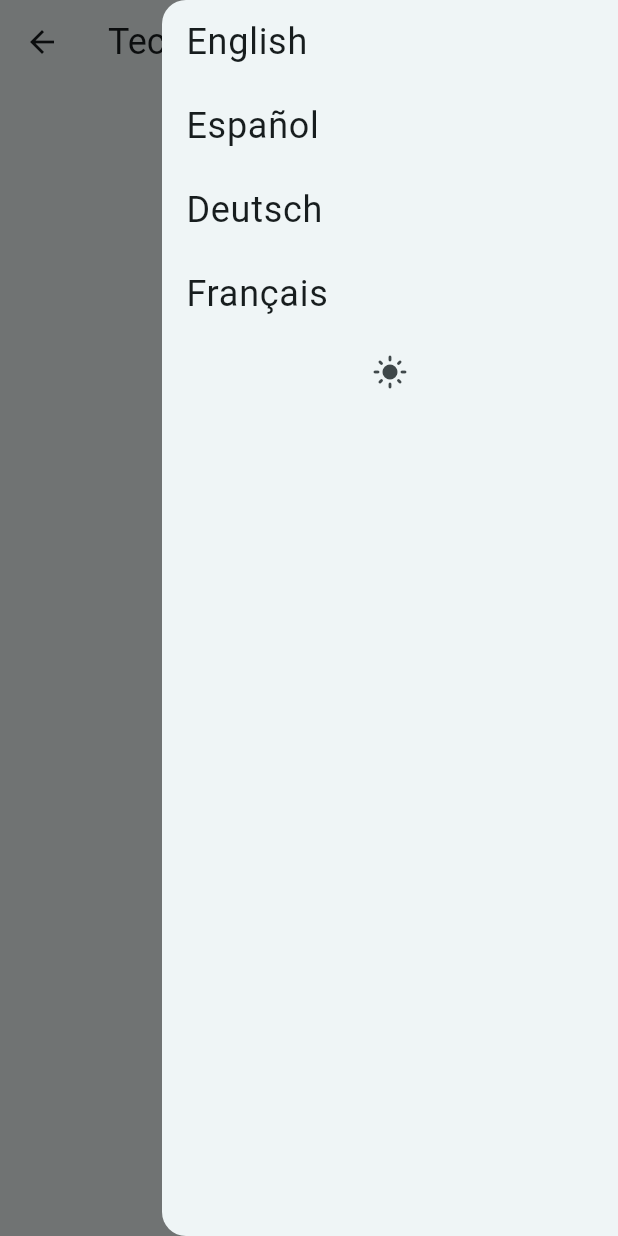
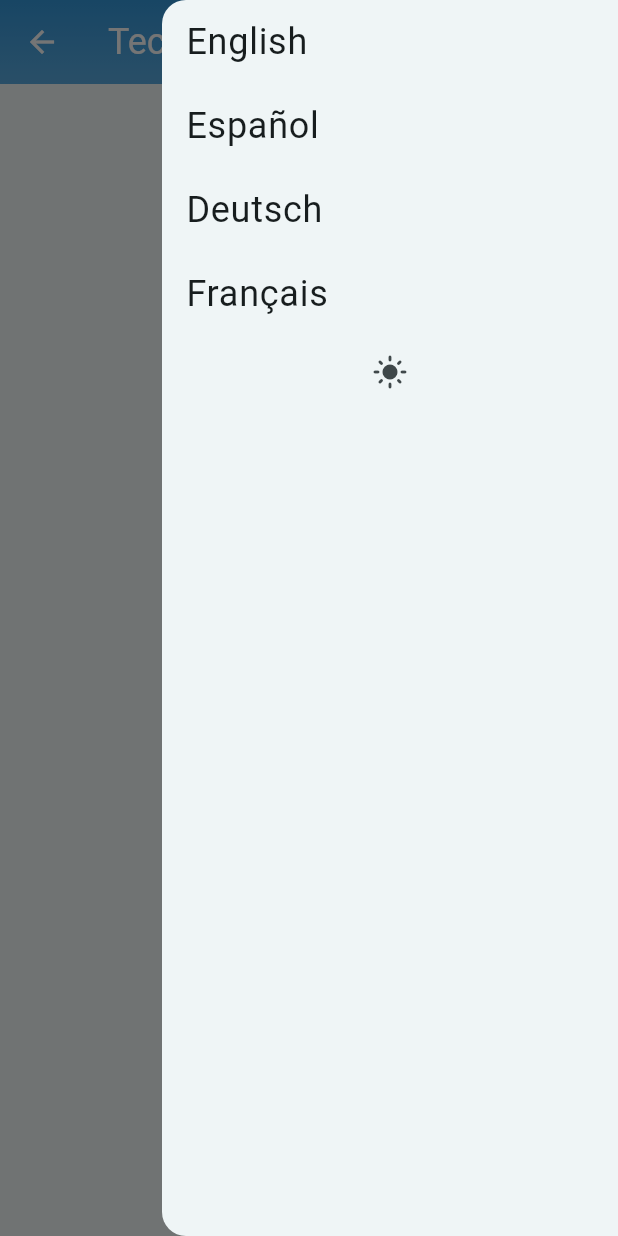
Before and after one commit to Juategi/business_ideas, a Flutter app: the IdeasList screen opened directly with empty values, with the side drawer open, on a phone screen of 412 x 824 dp. Run offline on Flutter 3.47's test engine with Material 3 defaults, Android fonts, the phone set to English and light mode, and no system bars; our stand-ins replace flutter_svg, get_it.

Commit message:
ideas list

```diff
--- /dev/null
+++ b/lib/config/colors.dart
@@ -0,0 +1,26 @@
+import 'package:business_ideas/entities/idea.dart';
+import 'package:flutter/material.dart';
+
+class AppColors {
+  static const Map<Category, Color> categoryColors = {
+    Category.tech: Color(0xFF3498db),
+    Category.webs: Color(0xFF3498db),
+    Category.ecommerce: Color(0xFF3498db),
+    Category.food: Color(0xFF2ecc71),
+    Category.health: Color(0xFF2ecc71),
+    Category.education: Color(0xFF2ecc71),
+    Category.music: Color(0xFFe67e22),
+    Category.art: Color(0xFFe67e22),
+    Category.sports: Color(0xFFe67e22),
+    Category.videogames: Color(0xFF9b59b6),
+    Category.ai: Color(0xFF9b59b6),
+    Category.vr: Color(0xFF9b59b6),
+    Category.professional: Color(0xFFe74c3c),
+    Category.turism: Color(0xFFe74c3c),
+    Category.fashion: Color(0xFFe74c3c),
+    Category.finances: Color(0xFFe74c3c),
+    Category.environment: Color(0xFFe67e22),
+    Category.mobility: Color(0xFFe67e22),
+    Category.realState: Color(0xFFe67e22),
+  };
+}
--- a/lib/widgets/ideas_list.dart
+++ b/lib/widgets/ideas_list.dart
@@ -1,4 +1,5 @@
 import 'package:animations/animations.dart';
+import 'package:business_ideas/config/colors.dart';
 import 'package:business_ideas/config/translation.dart';
 import 'package:business_ideas/entities/idea.dart';
 import 'package:business_ideas/widgets/config_drawer.dart';
@@ -17,6 +18,23 @@ class IdeasList extends StatelessWidget {
       appBar: AppBar(
         title: Text(
           Translation.translateCategory(category),
+          style: const TextStyle(fontSize: 24, color: Colors.white),
+        ),
+        backgroundColor: Colors.transparent,
+        flexibleSpace: Container(
+          decoration: BoxDecoration(
+            gradient: LinearGradient(
+              colors: [
+                AppColors.categoryColors[category]!,
+                AppColors.categoryColors[category]!.withOpacity(0.8)
+              ],
+              begin: Alignment.topCenter,
+              end: Alignment.bottomCenter,
+            ),
+          ),
+        ),
+        iconTheme: const IconThemeData(
+          color: Colors.white,
         ),
       ),
       endDrawer: ConfigDrawer.getDrawer(context),
--- a/lib/widgets/main_page.dart
+++ b/lib/widgets/main_page.dart
@@ -36,7 +36,7 @@ class _MainPageState extends State<MainPage> {
         ),
         iconTheme: const IconThemeData(
           color: Colors.white,
-        ), // Set the icon color to white
+        ),
       ),
       endDrawer: ConfigDrawer.getDrawer(context),
       body: FutureBuilder(
```
Also changed, not shown: lib/widgets/category_tile.dart (+4 -25 lines), lib/widgets/idea_tile.dart (+42 -3 lines).
